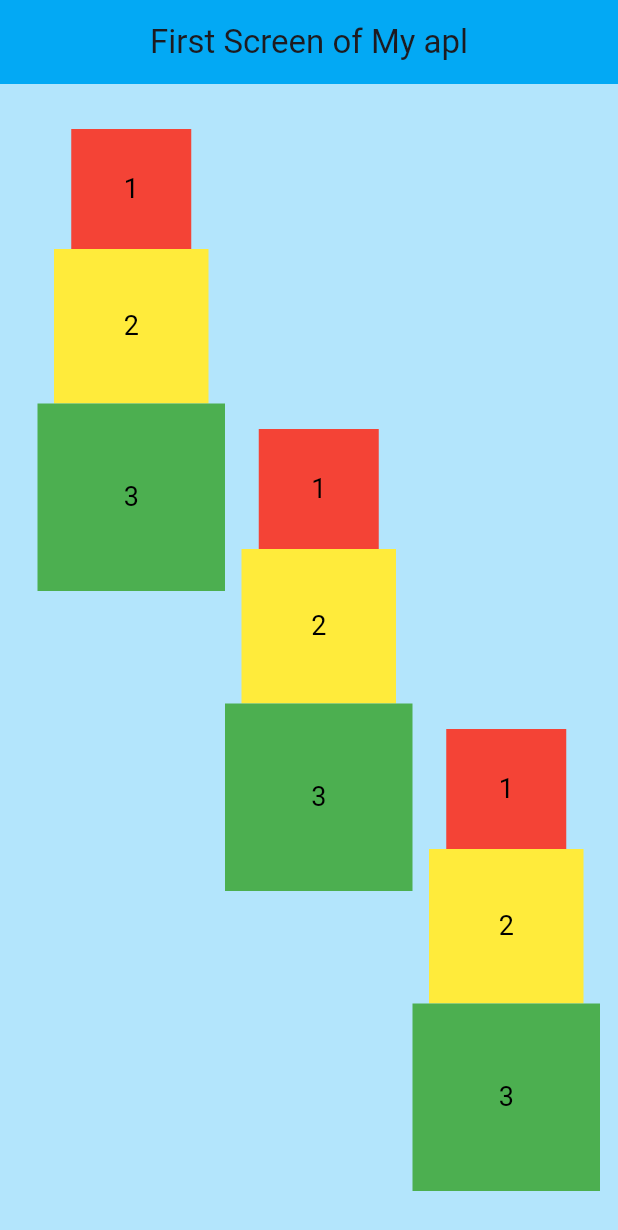
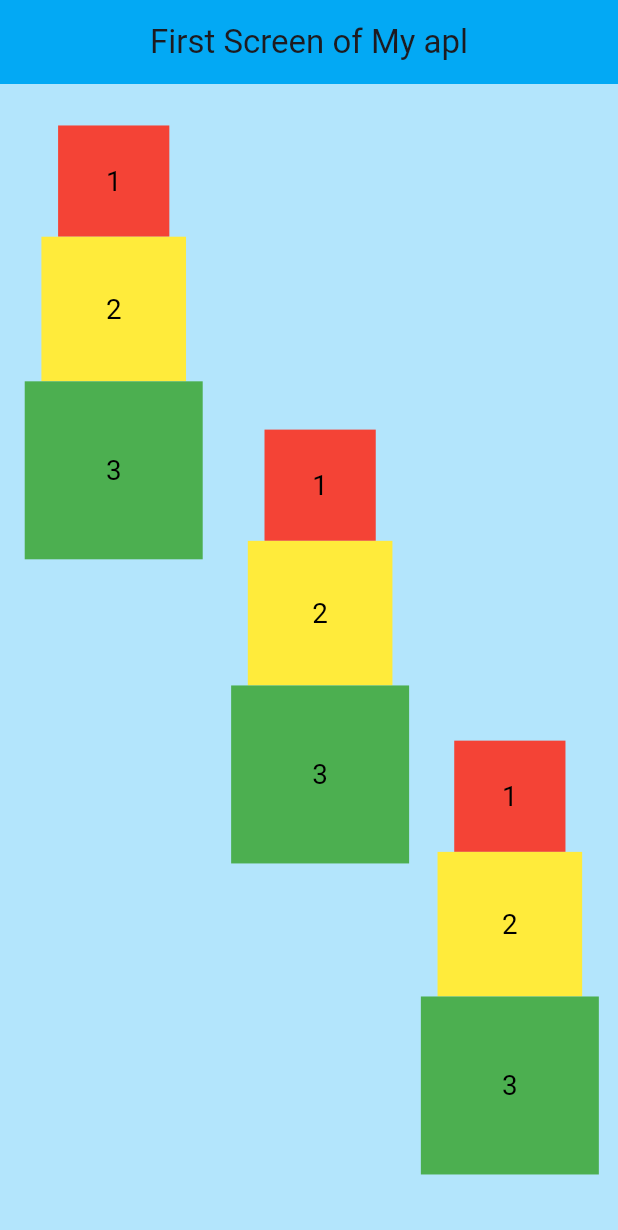
Before and after one commit to elnuraErkinbekova/homework_4, a Flutter app: the screen it shows after launch, on a phone screen of 412 x 824 dp. Shown: the top 1230 px of the screen. Run offline on Flutter 3.47's test engine with Material 3 defaults, Android fonts, the phone set to English and light mode, and no system bars.

Commit message:
Make the screen responsive to different sizes

```diff
--- a/lib/main.dart
+++ b/lib/main.dart
@@ -19,18 +19,7 @@ class MyApp extends StatelessWidget {
 class FirstScreen extends StatelessWidget {
   const FirstScreen({super.key});
 
-  Widget buildStack() {
-    return Column(
-      mainAxisSize: MainAxisSize.min,
-      children: [
-        coloredBox(Colors.red, '1', 80),
-        coloredBox(Colors.yellow, '2', 103),
-        coloredBox(Colors.green, '3', 125),
-      ],
-    );
-  }
-
-  Widget coloredBox(Color color, String text, double size) {
+  Widget coloredBox(Color color, String text, double size, double fontSize) {
     return Container(
       width: size,
       height: size,
@@ -38,8 +27,19 @@ class FirstScreen extends StatelessWidget {
       color: color,
       child: Text(
         text,
-        style: TextStyle(fontSize: 18, color: Colors.black),
+        style: TextStyle(fontSize: fontSize, color: Colors.black),
       ),
+    );
+  }
+
+  Widget buildStack(double baseSize, double fontSize) {
+    return Column(
+      mainAxisSize: MainAxisSize.min,
+      children: [
+        coloredBox(Colors.red, '1', baseSize, fontSize),
+        coloredBox(Colors.yellow, '2', baseSize * 1.3, fontSize),
+        coloredBox(Colors.green, '3', baseSize * 1.6, fontSize),
+      ],
     );
   }
 
@@ -52,31 +52,39 @@ class FirstScreen extends StatelessWidget {
         backgroundColor: Colors.lightBlue,
         centerTitle: true,
       ),
-      body: Center(
-        child: SizedBox(
-          width: double.infinity,
-          child: Stack(
+      body: LayoutBuilder(
+        builder: (context, constraints) {
+          final screenWidth = constraints.maxWidth;
+          final screenHeight = constraints.maxHeight;
+
+          final horizontalSpacing = screenWidth * 0.04;
+          final verticalSpacing = screenHeight * 0.3;
+
+          final baseSize = screenWidth * 0.18;
+          final fontSize = baseSize * 0.25;
+
+          return Stack(
             children: [
               Positioned(
-                left: 25,
-                top: 30,
-                child: buildStack(),
+                left: horizontalSpacing,
+                top: verticalSpacing * 0.12,
+                child: buildStack(baseSize, fontSize),
               ),
 
               Positioned(
-                left: 150,
-                top: 230,
-                child: buildStack(),
+                left: screenWidth / 2 - (baseSize * 1.4) / 2,
+                top: verticalSpacing,
+                child: buildStack(baseSize, fontSize),
               ),
 
               Positioned(
-                left: 275,
-                top: 430,
-                child: buildStack(),
+                left: screenWidth - horizontalSpacing - baseSize * 1.55,
+                top: verticalSpacing * 1.9,
+                child: buildStack(baseSize, fontSize),
               ),
             ],
-          ),
-        ),
+          );
+        },
       ),
     );
   }
```
